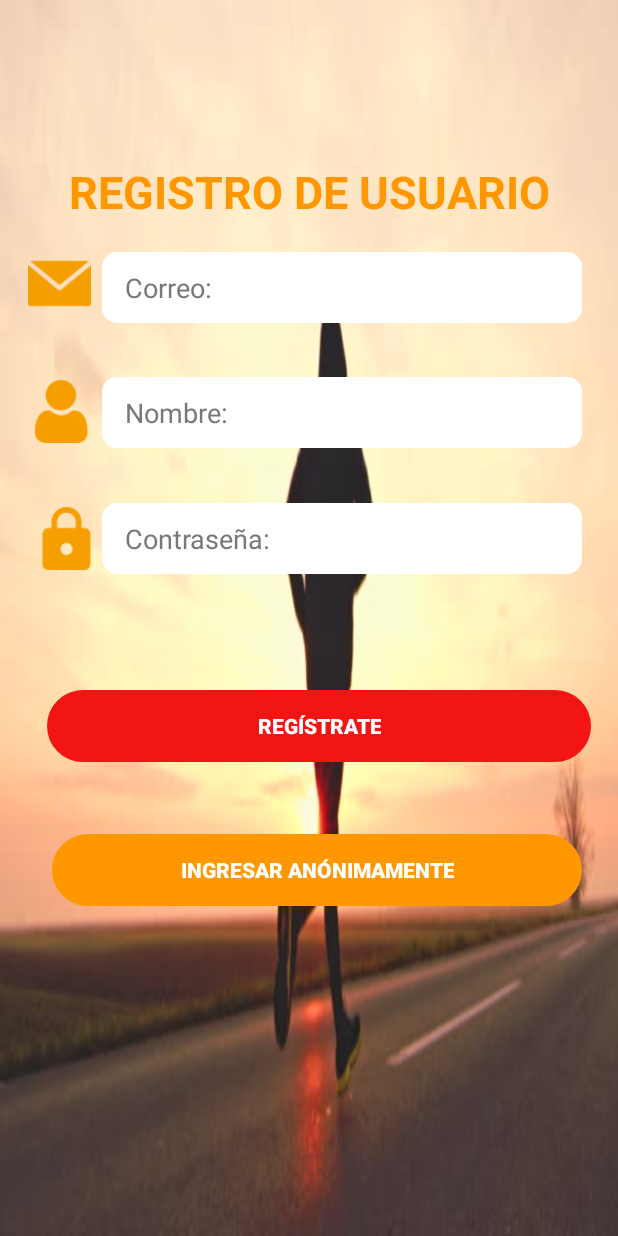
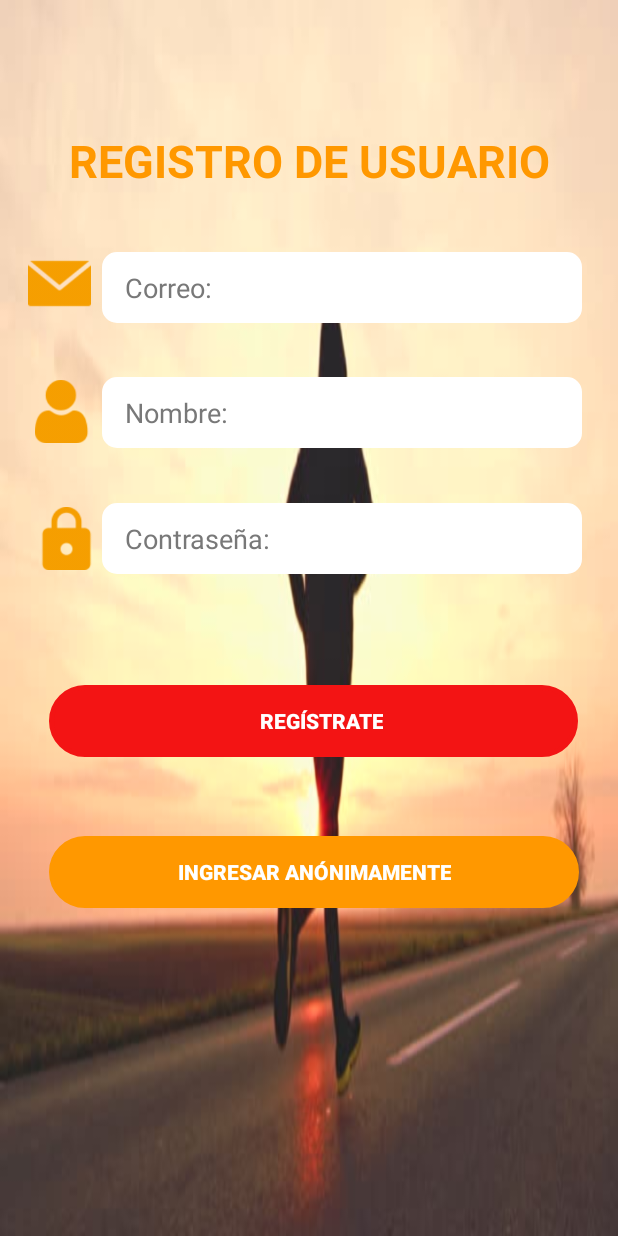
Before and after one commit to KevinCcorimanya/ProyectoFinal-IDNP, an Android app: the Register screen opened directly, with no data from a screen before it, on a phone screen of 412 x 824 dp. Run offline under Robolectric (Android 15) with nearby library versions, the light colour scheme and no system bars.

Commit message:
mejoramiento de botones de inicio

```diff
--- a/app/src/main/res/drawable/btn_uno.xml
+++ b/app/src/main/res/drawable/btn_uno.xml
@@ -1,7 +1,7 @@
 <?xml version="1.0" encoding="utf-8"?>
 <shape xmlns:android="http://schemas.android.com/apk/res/android">
 
-    <corners android:radius="160dp"/>
+    <corners android:radius="150dp"/>
     <stroke
         android:width="5px"
         android:color="@android:color/white" />
--- a/app/src/main/res/layout/activity_login.xml
+++ b/app/src/main/res/layout/activity_login.xml
@@ -110,7 +110,7 @@
         android:backgroundTint="#F31414"
         android:enabled="true"
         android:paddingStart="140dp"
-        android:paddingEnd="140dp"
+        android:paddingEnd="130dp"
         android:text="@string/ingresar"
         android:textColor="#FFFFFF"
         android:textStyle="bold"
@@ -132,12 +132,13 @@
         android:enabled="true"
         android:onClick="MainActivity"
         android:paddingStart="85dp"
-        android:paddingEnd="85dp"
+        android:paddingEnd="70dp"
         android:text="@string/ingresar_an_nimamente"
         android:textColor="#FFFFFF"
         android:textStyle="bold"
         app:layout_constraintBottom_toBottomOf="parent"
         app:layout_constraintEnd_toEndOf="parent"
+        app:layout_constraintHorizontal_bias="0.434"
         app:layout_constraintStart_toStartOf="parent" />
 
     <Button
--- a/app/src/main/res/layout/activity_register.xml
+++ b/app/src/main/res/layout/activity_register.xml
@@ -59,7 +59,7 @@
         app:layout_constraintEnd_toEndOf="parent"
         app:layout_constraintStart_toStartOf="parent"
         app:layout_constraintTop_toTopOf="parent"
-        app:layout_constraintVertical_bias="0.843" />
+        app:layout_constraintVertical_bias="0.679" />
 
     <EditText
         android:id="@+id/campoCorreo"
@@ -121,16 +121,16 @@
         android:enabled="true"
         android:onClick="Login"
         android:paddingStart="140dp"
-        android:paddingEnd="140dp"
+        android:paddingEnd="130dp"
         android:text="@string/reg_strate"
         android:textColor="#FFFFFF"
         android:textStyle="bold"
         app:layout_constraintBottom_toBottomOf="parent"
         app:layout_constraintEnd_toEndOf="parent"
-        app:layout_constraintHorizontal_bias="0.368"
+        app:layout_constraintHorizontal_bias="0.421"
         app:layout_constraintStart_toStartOf="parent"
         app:layout_constraintTop_toBottomOf="@+id/campoPassword"
-        app:layout_constraintVertical_bias="0.234" />
+        app:layout_constraintVertical_bias="0.225" />
 
     <Button
         android:id="@+id/login4"
@@ -151,10 +151,10 @@
         android:textStyle="bold"
         app:layout_constraintBottom_toBottomOf="parent"
         app:layout_constraintEnd_toEndOf="parent"
-        app:layout_constraintHorizontal_bias="0.368"
+        app:layout_constraintHorizontal_bias="0.421"
         app:layout_constraintStart_toStartOf="parent"
         app:layout_constraintTop_toBottomOf="@+id/btnOpcionRegistro"
-        app:layout_constraintVertical_bias="0.234" />
+        app:layout_constraintVertical_bias="0.255" />
 
     <ImageView
         android:id="@+id/imageView"
```
